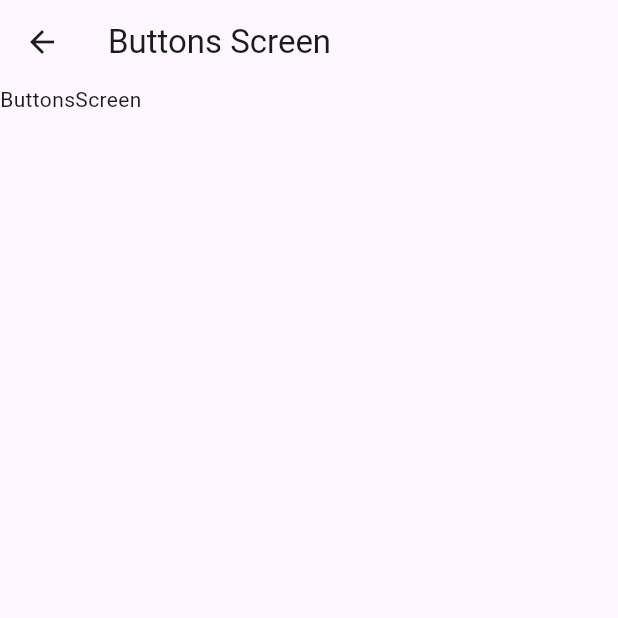
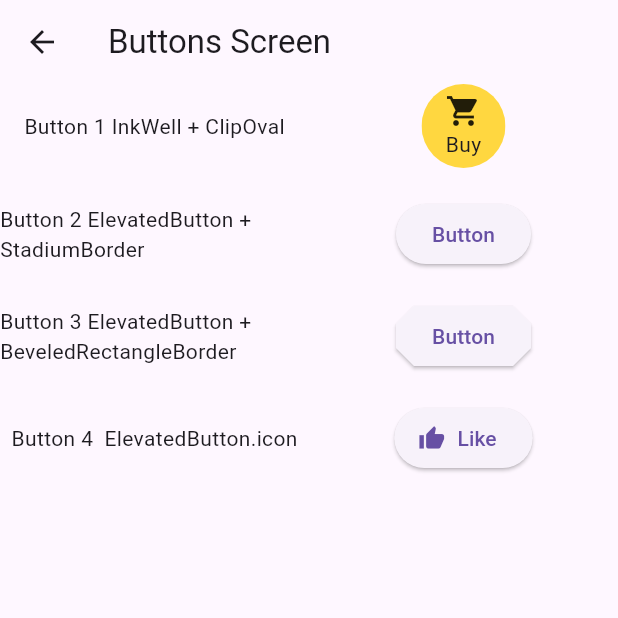
Before and after one commit to serb244/swamp, a Flutter app: the ButtonsScreen screen opened by its route, on a phone screen of 412 x 824 dp, the top half of it. Run offline on Flutter 3.47's test engine with Material 3 defaults, Android fonts, the phone set to English and light mode, and no system bars; our stand-ins replace go_router.

```diff
--- a/lib/core/router/app_router.dart
+++ b/lib/core/router/app_router.dart
@@ -1,9 +1,8 @@
-import 'package:flutter/material.dart';
 import 'package:go_router/go_router.dart';
 import 'package:swamp/core/router/router_consts.dart';
 
-import '../../fetaures/buttons/presentation/pages/buttons_screen.dart';
-import '../../fetaures/home/presentation/pages/home_screen.dart';
+import '../../features/buttons/presentation/pages/buttons_screen.dart';
+import '../../features/home/presentation/pages/home_screen.dart';
 import 'error_screen.dart';
 
 class AppRouter {
--- /dev/null
+++ b/lib/features/buttons/presentation/pages/buttons_screen.dart
@@ -0,0 +1,49 @@
+import 'package:flutter/material.dart';
+
+import '../widgets/button_1.dart';
+import '../widgets/button_2.dart';
+import '../widgets/button_3.dart';
+import '../widgets/button_4.dart';
+
+class ButtonsScreen extends StatelessWidget {
+  const ButtonsScreen({super.key});
+
+  @override
+  Widget build(BuildContext context) {
+    return Scaffold(
+        appBar: AppBar(title: const Text("Buttons Screen")),
+        body: SingleChildScrollView(
+            child: Center(
+          child: Column(
+            children: [
+              buildRow("Button 1 InkWell + ClipOval", const Button1()),
+              const SizedBox(height: 20),
+              buildRow("Button 2 ElevatedButton + StadiumBorder", const Button2()),
+              const SizedBox(height: 20),
+              buildRow("Button 3 ElevatedButton + BeveledRectangleBorder", const Button3()),
+              const SizedBox(height: 20),
+              buildRow("Button 4  ElevatedButton.icon", const Button4()),
+            ],
+          ),
+        )));
+  }
+
+  Row buildRow(String name, Widget widget) {
+    return Row(
+      children: [
+        Expanded(
+          child: Align(
+            alignment: Alignment.center,
+            child: Text(name),
+          ),
+        ),
+        Expanded(
+          child: Align(
+            alignment: Alignment.center,
+            child: widget,
+          ),
+        ),
+      ],
+    );
+  }
+}
--- /dev/null
+++ b/lib/features/buttons/presentation/widgets/button_1.dart
@@ -0,0 +1,28 @@
+import 'package:flutter/material.dart';
+
+class Button1 extends StatelessWidget {
+  const Button1({super.key});
+
+  @override
+  Widget build(BuildContext context) {
+    return SizedBox.fromSize(
+      size: const Size(56, 56),
+      child: ClipOval(
+        child: Material(
+          color: Colors.amberAccent,
+          child: InkWell(
+            splashColor: Colors.green,
+            onTap: () {},
+            child: const Column(
+              mainAxisAlignment: MainAxisAlignment.center,
+              children: <Widget>[
+                Icon(Icons.shopping_cart), // <-- Icon
+                Text("Buy"), // <-- Text
+              ],
+            ),
+          ),
+        ),
+      ),
+    );
+  }
+}
--- /dev/null
+++ b/lib/features/buttons/presentation/widgets/button_2.dart
@@ -0,0 +1,14 @@
+import 'package:flutter/material.dart';
+
+class Button2 extends StatelessWidget {
+  const Button2({super.key});
+
+  @override
+  Widget build(BuildContext context) {
+    return ElevatedButton(
+      onPressed: () {},
+      child: Text('Button'),
+      style: ElevatedButton.styleFrom(shape: StadiumBorder()),
+    );
+  }
+}
--- /dev/null
+++ b/lib/features/buttons/presentation/widgets/button_3.dart
@@ -0,0 +1,16 @@
+import 'package:flutter/material.dart';
+
+class Button3 extends StatelessWidget {
+  const Button3({super.key});
+
+  @override
+  Widget build(BuildContext context) {
+    return ElevatedButton(
+      onPressed: () {},
+      style: ElevatedButton.styleFrom(
+        shape: BeveledRectangleBorder(borderRadius: BorderRadius.circular(12)),
+      ),
+      child: const Text('Button'),
+    );
+  }
+}
--- /dev/null
+++ b/lib/features/buttons/presentation/widgets/button_4.dart
@@ -0,0 +1,19 @@
+import 'package:flutter/material.dart';
+
+class Button4 extends StatelessWidget {
+  const Button4({super.key});
+
+  @override
+  Widget build(BuildContext context) {
+    return ElevatedButton.icon(
+      icon: Icon(Icons.thumb_up),
+      label: Text("Like"),
+      onPressed: () => print("it's pressed"),
+      style: ElevatedButton.styleFrom(
+        shape: RoundedRectangleBorder(
+          borderRadius: BorderRadius.circular(32.0),
+        ),
+      ),
+    );
+  }
+}
--- a/lib/fetaures/buttons/presentation/pages/buttons_screen.dart
+++ /dev/null
@@ -1,13 +0,0 @@
-import 'package:flutter/material.dart';
-
-class ButtonsScreen extends StatelessWidget {
-  const ButtonsScreen({super.key});
-
-  @override
-  Widget build(BuildContext context) {
-    return Scaffold(
-      appBar: AppBar(title: const Text("Buttons Screen")),
-      body: const Text("ButtonsScreen"),
-    );
-  }
-}
```
Also changed, not shown: lib/features/home/presentation/pages/home_screen.dart (renamed from lib/fetaures/home/presentation/pages/home_screen.dart), lib/features/home/presentation/pages/items_list.dart (renamed from lib/fetaures/home/presentation/pages/items_list.dart).
